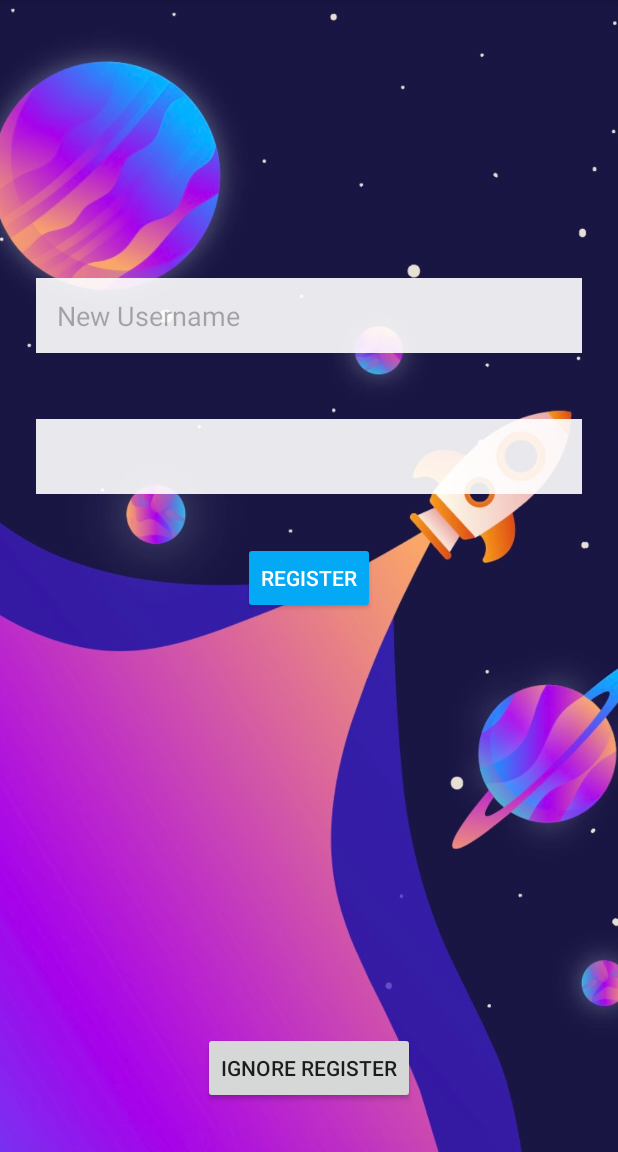
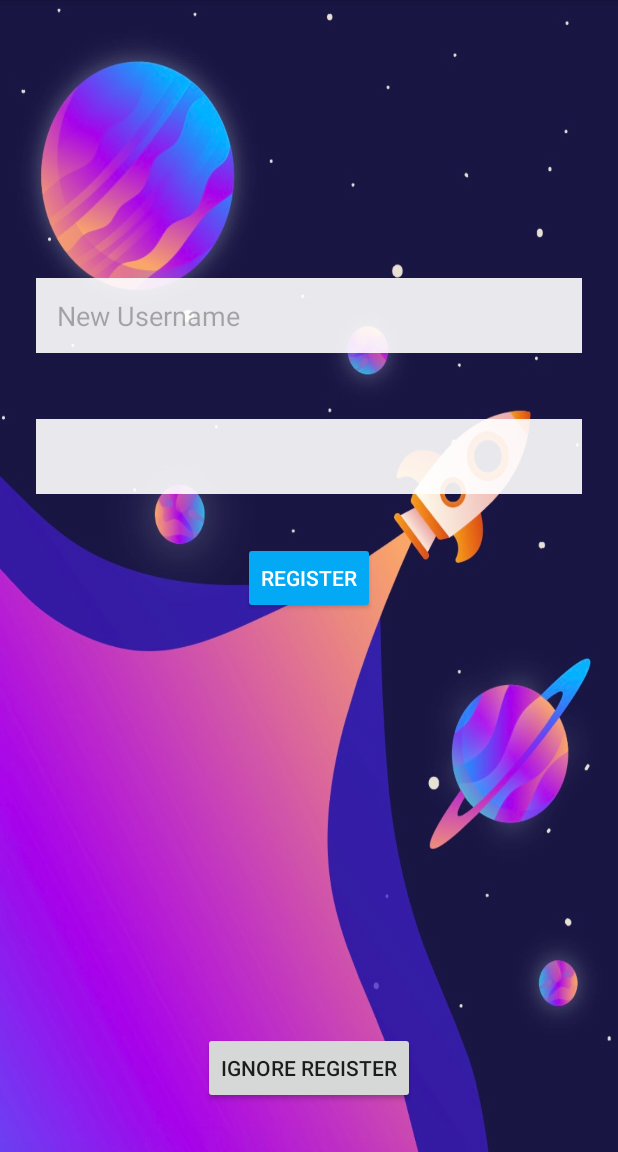
Before and after one commit to Sashagerasimov/3634-Assignement, an Android app: the RegisterActivity screen opened directly, with no data from a screen before it, on a phone screen of 412 x 824 dp, the part 84-1236 px from its top. Run offline under Robolectric (Android 15) with nearby library versions, the phone set to English and light mode, and no system bars.

Commit message:
image fix 2

```diff
--- a/app/src/main/res/layout/activity_register.xml
+++ b/app/src/main/res/layout/activity_register.xml
@@ -4,20 +4,8 @@
     xmlns:tools="http://schemas.android.com/tools"
     android:layout_width="match_parent"
     android:layout_height="match_parent"
+    android:background="@drawable/loginbg"
     tools:context=".Activities.RegisterActivity">
-
-    <ImageView
-        android:id="@+id/background_register"
-        android:layout_width="wrap_content"
-        android:layout_height="wrap_content"
-        android:scaleType="centerCrop"
-        app:layout_constraintBottom_toBottomOf="parent"
-        app:layout_constraintEnd_toEndOf="parent"
-        app:layout_constraintHorizontal_bias="0.0"
-        app:layout_constraintStart_toStartOf="parent"
-        app:layout_constraintTop_toTopOf="parent"
-        app:layout_constraintVertical_bias="1.0"
-        app:srcCompat="@drawable/loginbg" />
 
     <Button
         android:id="@+id/submit"
@@ -27,8 +15,8 @@
         android:layout_marginTop="32dp"
         android:onClick="press"
         android:text="register"
-        app:layout_constraintEnd_toEndOf="@+id/background_register"
-        app:layout_constraintStart_toStartOf="@+id/background_register"
+        app:layout_constraintEnd_toEndOf="parent"
+        app:layout_constraintStart_toStartOf="parent"
         app:layout_constraintTop_toBottomOf="@+id/newPassword" />
 
     <EditText
@@ -43,9 +31,9 @@
         android:inputType="textPersonName"
         android:text="   New Username"
         android:textColor="#4D000000"
-        app:layout_constraintEnd_toEndOf="@+id/background_register"
-        app:layout_constraintStart_toStartOf="@+id/background_register"
-        app:layout_constraintTop_toTopOf="@+id/background_register" />
+        app:layout_constraintEnd_toEndOf="parent"
+        app:layout_constraintStart_toStartOf="parent"
+        app:layout_constraintTop_toTopOf="parent" />
 
     <EditText
         android:id="@+id/newPassword"
```
Also changed, not shown: app/src/main/res/layout/activity_login.xml (+2 -14 lines).
